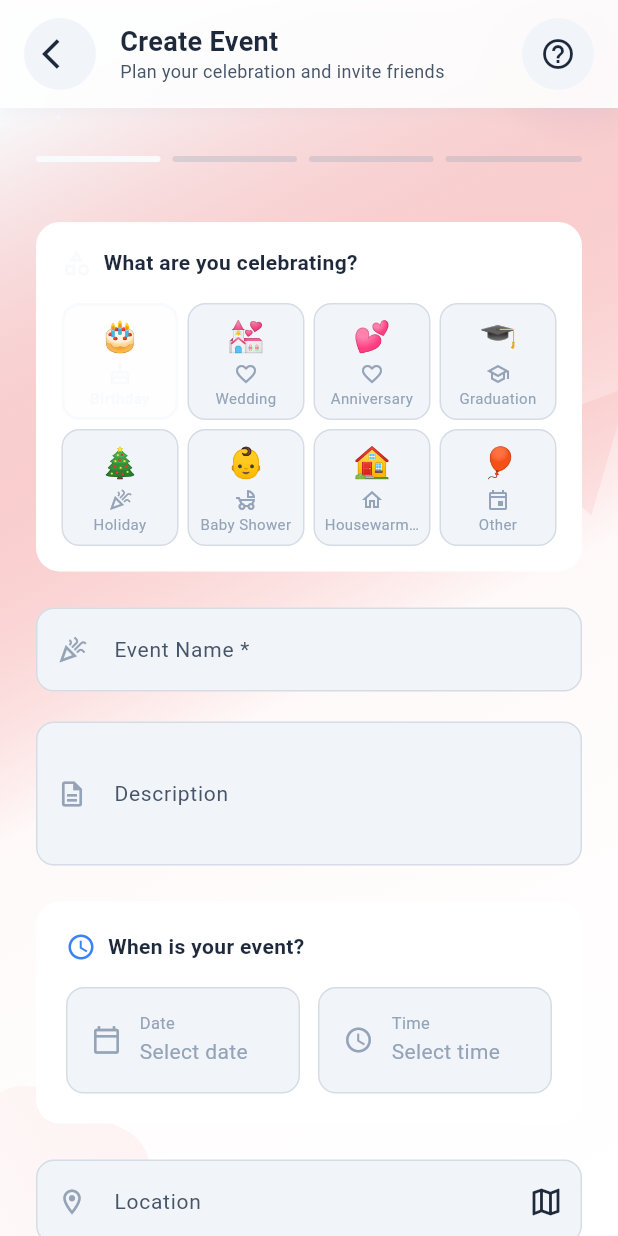
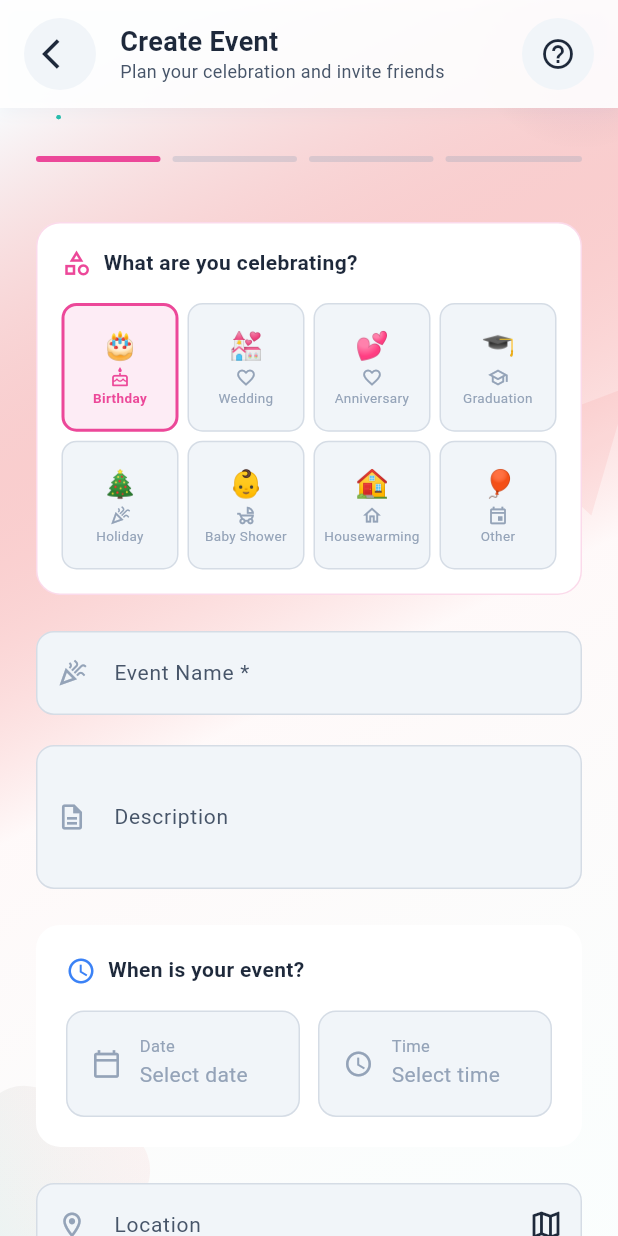
Before and after one commit to amrh20/wish_listy, a Flutter app: the CreateEventScreen screen opened by its route, on a phone screen of 412 x 824 dp. Run offline on Flutter 3.47's test engine with Material 3 defaults, Android fonts, the phone set to English and light mode, and no system bars; accounts and stored records are empty.

Commit message:
add colors

```diff
--- a/lib/constants/app_colors.dart
+++ b/lib/constants/app_colors.dart
@@ -8,9 +8,9 @@ class AppColors {
   static const Color primaryAccent = Color(0xFF8B5CF6);
 
   // Secondary Colors - Soft and Elegant
-  static const Color secondary = Color(0xFFF8FAFC);
-  static const Color secondaryLight = Color(0xFFFFFFFF);
-  static const Color secondaryDark = Color(0xFFE2E8F0);
+  static const Color secondary = Color(0xFF14B8A6); // Beautiful teal color
+  static const Color secondaryLight = Color(0xFF2DD4BF); // Lighter teal
+  static const Color secondaryDark = Color(0xFF0F766E); // Darker teal
 
   // Accent Colors - Vibrant and Eye-catching
   static const Color accent = Color(0xFFEF4444);
--- a/lib/screens/events/create_event_screen.dart
+++ b/lib/screens/events/create_event_screen.dart
@@ -36,7 +36,7 @@ class _CreateEventScreenState extends State<CreateEventScreen>
       id: 'birthday',
       name: 'Birthday',
       icon: Icons.cake_outlined,
-      color: AppColors.secondary,
+      color: AppColors.pink,
       emoji: '🎂',
     ),
     EventTypeOption(
@@ -388,14 +388,22 @@ class _CreateEventScreenState extends State<CreateEventScreen>
           const SizedBox(height: 16),
 
           // Event Type Grid
-          GridView.builder(
-            shrinkWrap: true,
+          LayoutBuilder(
+            builder: (context, constraints) {
+              final itemWidth = (constraints.maxWidth - 18) / 4; // 18 = 6*3 (spacing)
+              final itemHeight = itemWidth * 1.1; // Slightly taller than wide
+              final gridHeight = (itemHeight * 2) + 6; // 2 rows + spacing
+
+              return SizedBox(
+                height: gridHeight,
+                child: GridView.builder(
+                  shrinkWrap: false,
                   physics: const NeverScrollableScrollPhysics(),
-            gridDelegate: const SliverGridDelegateWithFixedCrossAxisCount(
+                  gridDelegate: SliverGridDelegateWithFixedCrossAxisCount(
                     crossAxisCount: 4,
                     crossAxisSpacing: 6,
                     mainAxisSpacing: 6,
-              childAspectRatio: 1.0,
+                    childAspectRatio: itemWidth / itemHeight,
                   ),
                   itemCount: _eventTypes.length,
                   itemBuilder: (context, index) {
@@ -410,12 +418,12 @@ class _CreateEventScreenState extends State<CreateEventScreen>
                       },
                       child: AnimatedContainer(
                         duration: const Duration(milliseconds: 200),
-                    padding: const EdgeInsets.all(6),
+                        padding: const EdgeInsets.all(4),
                         decoration: BoxDecoration(
                           color: isSelected
                               ? eventType.color.withOpacity(0.1)
                               : AppColors.surfaceVariant,
-                    borderRadius: BorderRadius.circular(12),
+                          borderRadius: BorderRadius.circular(10),
                           border: Border.all(
                             color: isSelected
                                 ? eventType.color
@@ -428,17 +436,17 @@ class _CreateEventScreenState extends State<CreateEventScreen>
                           children: [
                             Text(
                               eventType.emoji,
-                        style: const TextStyle(fontSize: 20),
+                              style: const TextStyle(fontSize: 18),
                             ),
-                      const SizedBox(height: 2),
+                            const SizedBox(height: 1),
                             Icon(
                               eventType.icon,
                               color: isSelected
                                   ? eventType.color
                                   : AppColors.textTertiary,
-                        size: 16,
+                              size: 14,
                             ),
-                      const SizedBox(height: 2),
+                            const SizedBox(height: 1),
                             Text(
                               eventType.name,
                               style: AppStyles.caption.copyWith(
@@ -446,7 +454,7 @@ class _CreateEventScreenState extends State<CreateEventScreen>
                                     ? eventType.color
                                     : AppColors.textTertiary,
                                 fontWeight: isSelected ? FontWeight.w600 : FontWeight.normal,
-                          fontSize: 10,
+                                fontSize: 9,
                               ),
                               textAlign: TextAlign.center,
                               maxLines: 1,
@@ -454,6 +462,9 @@ class _CreateEventScreenState extends State<CreateEventScreen>
                             ),
                           ],
                         ),
+                      ),
+                    );
+                  },
                 ),
               );
             },
--- a/lib/screens/friends/friends_screen.dart
+++ b/lib/screens/friends/friends_screen.dart
@@ -1053,10 +1053,10 @@ class _SearchAndTabsDelegate extends SliverPersistentHeaderDelegate {
   _SearchAndTabsDelegate({required this.child});
 
   @override
-  double get minExtent => 140;
+  double get minExtent => 160;
 
   @override
-  double get maxExtent => 140;
+  double get maxExtent => 160;
 
   @override
   Widget build(BuildContext context, double shrinkOffset, bool overlapsContent) {
--- a/lib/screens/main/home_screen.dart
+++ b/lib/screens/main/home_screen.dart
@@ -411,7 +411,7 @@ class _HomeScreenState extends State<HomeScreen>
                 icon: Icons.person_add_outlined,
                 title: 'Add Friend',
                 subtitle: 'Connect',
-                color: AppColors.secondary,
+                color: AppColors.success,
                 onTap: () {
                   AppRoutes.pushNamed(context, AppRoutes.friends);
                 },
--- a/lib/screens/main/main_navigation.dart
+++ b/lib/screens/main/main_navigation.dart
@@ -159,7 +159,7 @@ class _MainNavigationState extends State<MainNavigation>
 
       // Floating Action Button (conditional)
       floatingActionButton: _buildFloatingActionButton(),
-      floatingActionButtonLocation: FloatingActionButtonLocation.centerDocked,
+      floatingActionButtonLocation: FloatingActionButtonLocation.endFloat,
     );
   }
 
```
Lines whose indentation alone changed are shown as unchanged.
